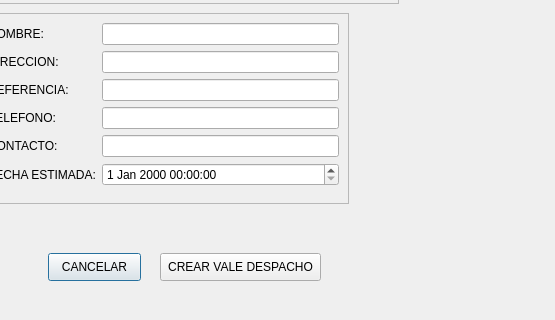
Above: app/ui/vale_despacho.ui from Huber-Ticona/SAGOT-Vendedor-nueva-interfaz before the change; both pictures show x 112 to 667 and y 127 to 447 of the 667 by 447 pixel window. Below: the same form after it.
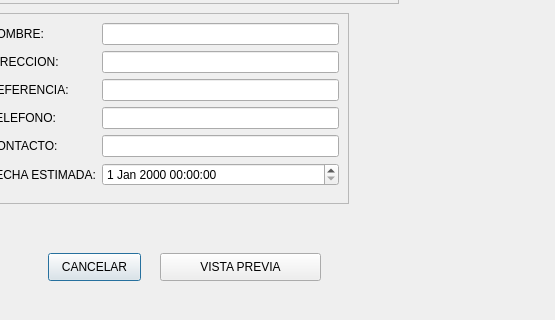
That is the form after the change.

Commit message: v6.06 nuevas mejoras, veer historial -> transpasar orden, vista previa  e impresion de voucher añadida

What changed in the file:
```diff
--- a/app/ui/vale_despacho.ui
+++ b/app/ui/vale_despacho.ui
@@ -36,7 +36,7 @@
     </rect>
    </property>
    <property name="text">
-    <string>CREAR VALE DESPACHO</string>
+    <string>VISTA PREVIA</string>
    </property>
   </widget>
   <widget class="QFrame" name="frame">
```
The commit also changes 7 other files.
